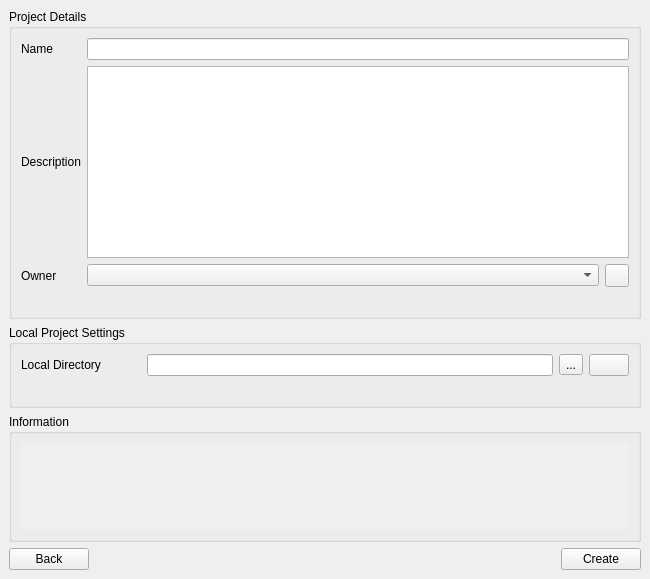
This is qfieldsync/ui/cloud_create_project_widget.ui in opengisch/qfieldsync as Qt 5 draws it before an edit. The edited form follows.
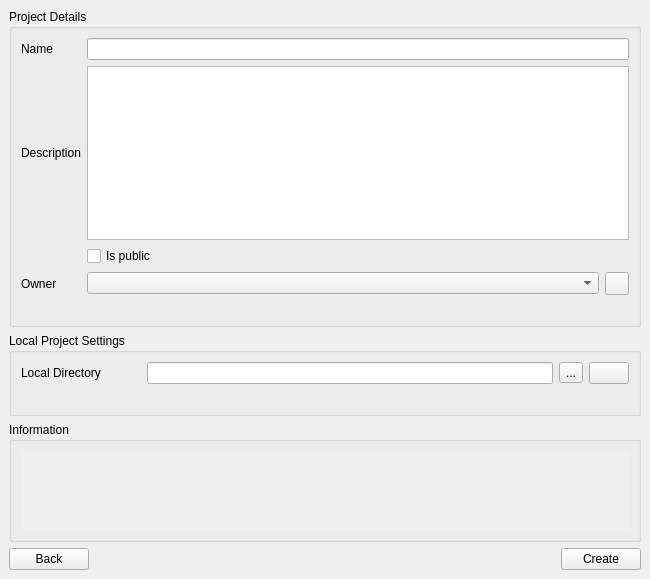
This is the edited form. The open tabs and pages were chosen to show the change. Icons and pictures are not drawn.

Commit message: Add ability to make a cloud project public during the creation process

```diff
--- a/qfieldsync/ui/cloud_create_project_widget.ui
+++ b/qfieldsync/ui/cloud_create_project_widget.ui
@@ -156,7 +156,7 @@
           <string>Project Details</string>
          </property>
          <layout class="QGridLayout" name="projectDetailsLayout">
-          <item row="2" column="1">
+          <item row="3" column="1">
            <layout class="QHBoxLayout" name="projectOwnerHLayout">
             <item>
              <widget class="QComboBox" name="projectOwnerComboBox"/>
@@ -181,7 +181,7 @@
             </property>
            </widget>
           </item>
-          <item row="2" column="0">
+          <item row="3" column="0">
            <widget class="QLabel" name="projectOwnerLabel">
             <property name="text">
              <string>Owner</string>
@@ -198,6 +198,16 @@
           <item row="1" column="1">
            <widget class="QTextEdit" name="projectDescriptionTextEdit"/>
           </item>
+          <item row="2" column="1">
+           <widget class="QCheckBox" name="projectIsPublicCheckBox">
+            <property name="text">
+             <string>Is public</string>
+            </property>
+            <property name="toolTip">
+             <string>Projects marked as public are visible to (but not editable by) anyone</string>
+            </property>
+           </widget>
+          </item>
           <item row="0" column="1">
            <widget class="QLineEdit" name="projectNameLineEdit">
             <property name="sizePolicy">
@@ -211,7 +221,7 @@
             </property>
            </widget>
           </item>
-          <item row="3" column="1">
+          <item row="4" column="1">
            <widget class="QLabel" name="projectOwnerFeedbackLabel">
             <property name="visible">
              <bool>false</bool>
```
The commit also changes 2 other files.
